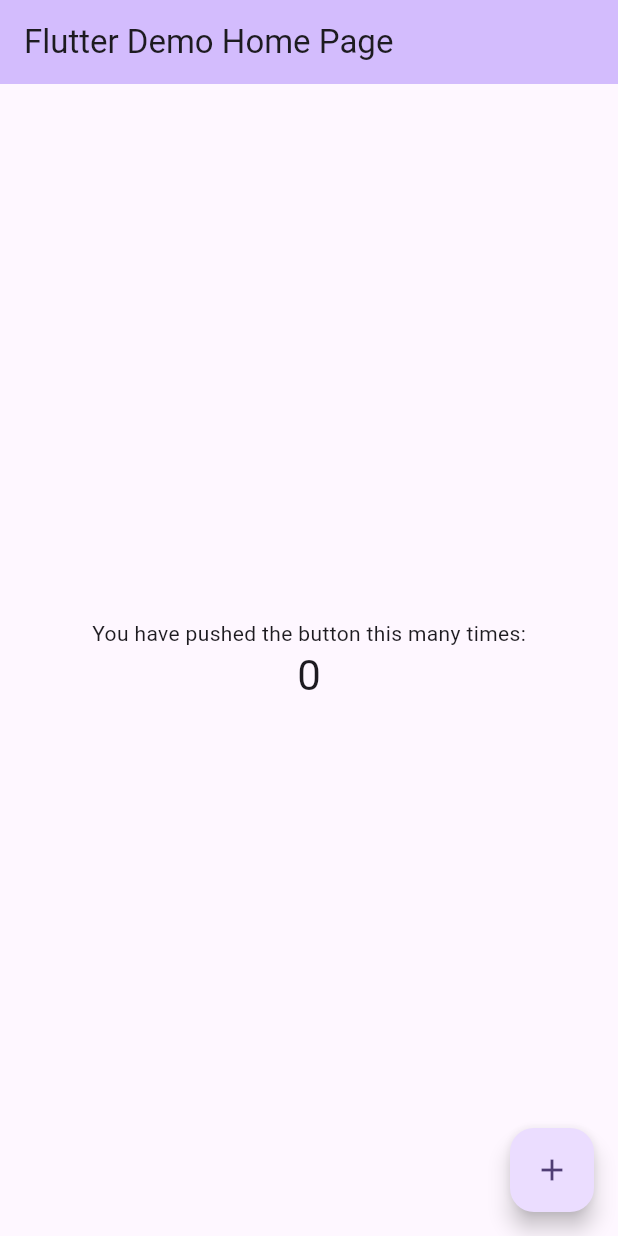
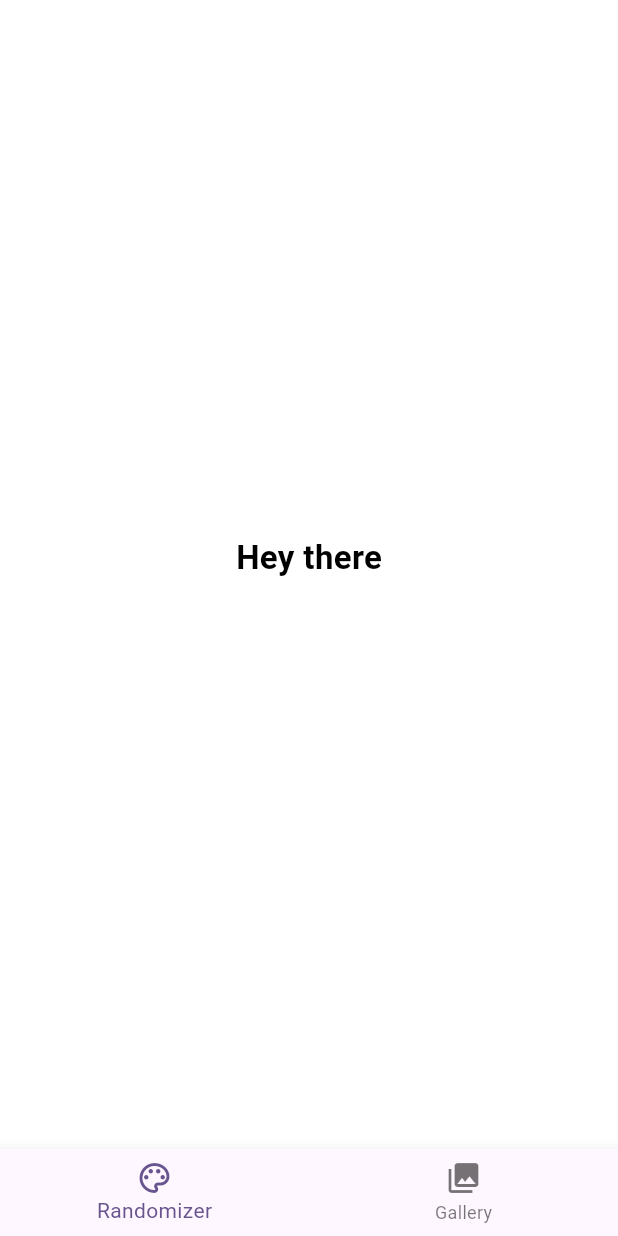
Before and after one commit to dgozhenko/solid_test_task, a Flutter app: the screen it shows after launch, on a phone screen of 412 x 824 dp. Run offline on Flutter 3.47's test engine with Material 3 defaults, Android fonts, the phone set to English and light mode, and no system bars.

Commit message:
Create mvp for color randomizer

```diff
--- /dev/null
+++ b/lib/core/app.dart
@@ -0,0 +1,19 @@
+import 'package:flutter/material.dart';
+import 'package:solid_test_task/presentation/bottom_navigation/main_bottom_navigation_page.dart';
+
+/// MaterialApp class implementation
+class App extends StatelessWidget {
+  /// Constructor of MaterialApp
+  const App({super.key});
+
+  @override
+  Widget build(BuildContext context) {
+    return MaterialApp(
+      title: 'Color Randomizer',
+      theme: ThemeData(
+        colorScheme: ColorScheme.fromSeed(seedColor: Colors.deepPurple),
+      ),
+      home: const MainBottomNavigationPage(),
+    );
+  }
+}
--- a/lib/main.dart
+++ b/lib/main.dart
@@ -1,122 +1,6 @@
 import 'package:flutter/material.dart';
+import 'package:solid_test_task/core/app.dart';
 
 void main() {
-  runApp(const MyApp());
+  runApp(const App());
 }
-
-class MyApp extends StatelessWidget {
-  const MyApp({super.key});
-
-  // This widget is the root of your application.
-  @override
-  Widget build(BuildContext context) {
-    return MaterialApp(
-      title: 'Flutter Demo',
-      theme: ThemeData(
-        // This is the theme of your application.
-        //
-        // TRY THIS: Try running your application with "flutter run". You'll see
-        // the application has a purple toolbar. Then, without quitting the app,
-        // try changing the seedColor in the colorScheme below to Colors.green
-        // and then invoke "hot reload" (save your changes or press the "hot
-        // reload" button in a Flutter-supported IDE, or press "r" if you used
-        // the command line to start the app).
-        //
-        // Notice that the counter didn't reset back to zero; the application
-        // state is not lost during the reload. To reset the state, use hot
-        // restart instead.
-        //
-        // This works for code too, not just values: Most code changes can be
-        // tested with just a hot reload.
-        colorScheme: ColorScheme.fromSeed(seedColor: Colors.deepPurple),
-      ),
-      home: const MyHomePage(title: 'Flutter Demo Home Page'),
-    );
-  }
-}
-
-class MyHomePage extends StatefulWidget {
-  const MyHomePage({super.key, required this.title});
-
-  // This widget is the home page of your application. It is stateful, meaning
-  // that it has a State object (defined below) that contains fields that affect
-  // how it looks.
-
-  // This class is the configuration for the state. It holds the values (in this
-  // case the title) provided by the parent (in this case the App widget) and
-  // used by the build method of the State. Fields in a Widget subclass are
-  // always marked "final".
-
-  final String title;
-
-  @override
-  State<MyHomePage> createState() => _MyHomePageState();
-}
-
-class _MyHomePageState extends State<MyHomePage> {
-  int _counter = 0;
-
-  void _incrementCounter() {
-    setState(() {
-      // This call to setState tells the Flutter framework that something has
-      // changed in this State, which causes it to rerun the build method below
-      // so that the display can reflect the updated values. If we changed
-      // _counter without calling setState(), then the build method would not be
-      // called again, and so nothing would appear to happen.
-      _counter++;
-    });
-  }
-
-  @override
-  Widget build(BuildContext context) {
-    // This method is rerun every time setState is called, for instance as done
-    // by the _incrementCounter method above.
-    //
-    // The Flutter framework has been optimized to make rerunning build methods
-    // fast, so that you can just rebuild anything that needs updating rather
-    // than having to individually change instances of widgets.
-    return Scaffold(
-      appBar: AppBar(
-        // TRY THIS: Try changing the color here to a specific color (to
-        // Colors.amber, perhaps?) and trigger a hot reload to see the AppBar
-        // change color while the other colors stay the same.
-        backgroundColor: Theme.of(context).colorScheme.inversePrimary,
-        // Here we take the value from the MyHomePage object that was created by
-        // the App.build method, and use it to set our appbar title.
-        title: Text(widget.title),
-      ),
-      body: Center(
-        // Center is a layout widget. It takes a single child and positions it
-        // in the middle of the parent.
-        child: Column(
-          // Column is also a layout widget. It takes a list of children and
-          // arranges them vertically. By default, it sizes itself to fit its
-          // children horizontally, and tries to be as tall as its parent.
-          //
-          // Column has various properties to control how it sizes itself and
-          // how it positions its children. Here we use mainAxisAlignment to
-          // center the children vertically; the main axis here is the vertical
-          // axis because Columns are vertical (the cross axis would be
-          // horizontal).
-          //
-          // TRY THIS: Invoke "debug painting" (choose the "Toggle Debug Paint"
-          // action in the IDE, or press "p" in the console), to see the
-          // wireframe for each widget.
-          mainAxisAlignment: MainAxisAlignment.center,
-          children: <Widget>[
-            const Text('You have pushed the button this many times:'),
-            Text(
-              '$_counter',
-              style: Theme.of(context).textTheme.headlineMedium,
-            ),
-          ],
-        ),
-      ),
-      floatingActionButton: FloatingActionButton(
-        onPressed: _incrementCounter,
-        tooltip: 'Increment',
-        child: const Icon(Icons.add),
-      ), // This trailing comma makes auto-formatting nicer for build methods.
-    );
-  }
-}
--- /dev/null
+++ b/lib/presentation/bottom_navigation/main_bottom_navigation_page.dart
@@ -0,0 +1,46 @@
+import 'package:flutter/material.dart';
+import 'package:solid_test_task/presentation/color_randomizer/color_randomizer_page.dart';
+
+/// Bottom navigation page of app
+/// contains navigation between [/color_randomizer, /color_gallery]
+class MainBottomNavigationPage extends StatefulWidget {
+  /// Constructor
+  const MainBottomNavigationPage({super.key});
+
+  @override
+  State<MainBottomNavigationPage> createState() =>
+      _MainBottomNavigationPageState();
+}
+
+class _MainBottomNavigationPageState extends State<MainBottomNavigationPage> {
+  int currentBottomNavigationIndex = 0;
+  final bodies = [
+    const ColorRandomizerPage(),
+    const Center(child: Text('Gallery',),),
+  ];
+
+  @override
+  Widget build(BuildContext context) {
+    return Scaffold(
+      bottomNavigationBar: BottomNavigationBar(
+        currentIndex: currentBottomNavigationIndex,
+        items: const [
+          BottomNavigationBarItem(
+            icon: Icon(Icons.color_lens_outlined),
+            label: 'Randomizer',
+          ),
+          BottomNavigationBarItem(
+            icon: Icon(Icons.collections),
+            label: 'Gallery',
+          ),
+        ],
+        onTap: (index) {
+          setState(() {
+            currentBottomNavigationIndex = index;
+          });
+        },
+      ),
+      body: bodies[currentBottomNavigationIndex],
+    );
+  }
+}
--- /dev/null
+++ b/lib/presentation/color_randomizer/color_randomizer_page.dart
@@ -0,0 +1,75 @@
+import 'dart:math';
+
+import 'package:flutter/material.dart';
+
+/// Color Randomizer Page that generate new color
+/// on screen tap, with ability to save color into local database
+class ColorRandomizerPage extends StatefulWidget {
+  /// Constructor
+  const ColorRandomizerPage({super.key});
+
+  @override
+  State<ColorRandomizerPage> createState() => _ColorRandomizerPageState();
+}
+
+class _ColorRandomizerPageState extends State<ColorRandomizerPage> {
+  Color backgroundColor = const Color(0xffffffff);
+  Color fontColor = const Color(0xff000000);
+  final luminanceThreshold = 0.16;
+
+  @override
+  Widget build(BuildContext context) {
+    return InkWell(
+      onTap: () {
+        setState(() {
+          backgroundColor = Color(Random().nextInt(0xffffffff));
+          fontColor =
+              backgroundColor.computeLuminance() > luminanceThreshold
+                  ? Colors.black
+                  : Colors.white;
+        });
+      },
+      onLongPress: () {
+        ScaffoldMessenger.of(
+          context,
+        ).showSnackBar(const SnackBar(content: Text('Color Saved To Gallery')));
+      },
+      child: AnimatedContainer(
+        decoration: BoxDecoration(color: backgroundColor),
+        duration: const Duration(milliseconds: 300),
+        child: Column(
+          mainAxisAlignment: MainAxisAlignment.center,
+          children: [
+            Align(
+              child: Center(
+                child: Column(
+                  children: [
+                    Text(
+                      'Hey there',
+                      style: TextStyle(
+                        color: fontColor,
+                        fontSize: 22,
+                        fontWeight: FontWeight.w700,
+                      ),
+                    ),
+                    AnimatedOpacity(
+                      opacity:
+                          backgroundColor != const Color(0xffffffff)
+                              ? 1.0
+                              : 0.0,
+                      duration: const Duration(milliseconds: 300),
+                      child: Text(
+                        '(Try long tap color if you like it)',
+                        style: TextStyle(color: fontColor, fontSize: 16),
+                      ),
+                    ),
+                  ],
+                ),
+              ),
+            ),
+          ],
+        ),
+      ),
+    );
+  }
+}
```
Also changed, not shown: lib/core/extension/hex_color.dart (added, +16 -0 lines), pubspec.yaml (+4 -71 lines), 1 other file.
